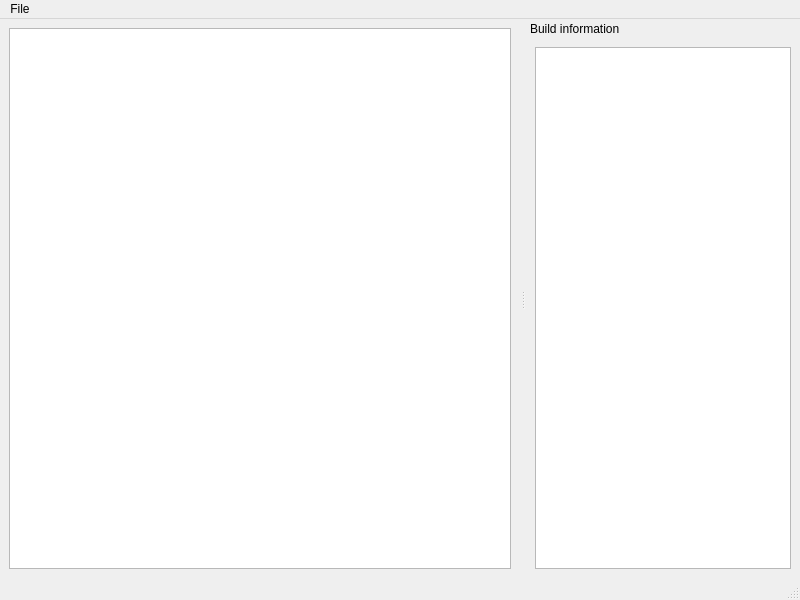
First picture: the form in gui/mozregui/ui/mainwindow.ui, repository mozilla/mozregression, before the edit.
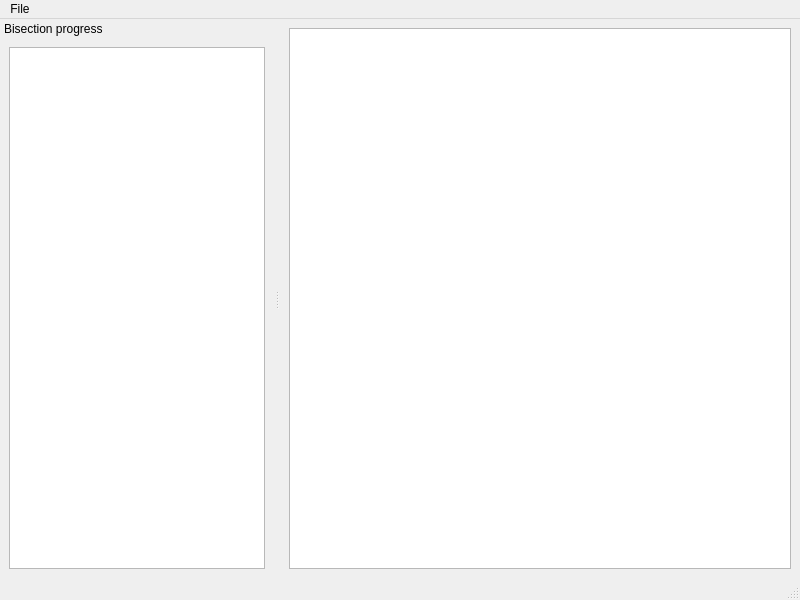
Second picture: the form after the edit. Custom widgets are drawn as their Qt base class.

Commit message: make the step info view central

The edit to the form file:
```diff
--- a/gui/mozregui/ui/mainwindow.ui
+++ b/gui/mozregui/ui/mainwindow.ui
@@ -16,16 +16,16 @@
   <widget class="QWidget" name="centralwidget">
    <layout class="QVBoxLayout" name="verticalLayout">
     <item>
-     <widget class="ReportView" name="report_view">
-      <attribute name="horizontalHeaderVisible">
+     <widget class="BuildInfoTextBrowser" name="build_info_browser">
+      <property name="lineWrapMode">
+       <enum>QTextEdit::NoWrap</enum>
+      </property>
+      <property name="openExternalLinks">
        <bool>false</bool>
-      </attribute>
-      <attribute name="horizontalHeaderStretchLastSection">
-       <bool>true</bool>
-      </attribute>
-      <attribute name="verticalHeaderVisible">
+      </property>
+      <property name="openLinks">
        <bool>false</bool>
-      </attribute>
+      </property>
      </widget>
     </item>
    </layout>
@@ -55,24 +55,24 @@
     <set>QDockWidget::NoDockWidgetFeatures</set>
    </property>
    <property name="windowTitle">
-    <string>Build information</string>
+    <string>Bisection progress</string>
    </property>
    <attribute name="dockWidgetArea">
-    <number>2</number>
+    <number>1</number>
    </attribute>
    <widget class="QWidget" name="dockWidgetContents">
     <layout class="QVBoxLayout" name="verticalLayout_2">
      <item>
-      <widget class="BuildInfoTextBrowser" name="build_info_browser">
-       <property name="lineWrapMode">
-        <enum>QTextEdit::NoWrap</enum>
-       </property>
-       <property name="openExternalLinks">
+      <widget class="ReportView" name="report_view">
+       <attribute name="horizontalHeaderVisible">
         <bool>false</bool>
-       </property>
-       <property name="openLinks">
+       </attribute>
+       <attribute name="horizontalHeaderStretchLastSection">
+        <bool>true</bool>
+       </attribute>
+       <attribute name="verticalHeaderVisible">
         <bool>false</bool>
-       </property>
+       </attribute>
       </widget>
      </item>
     </layout>
```
